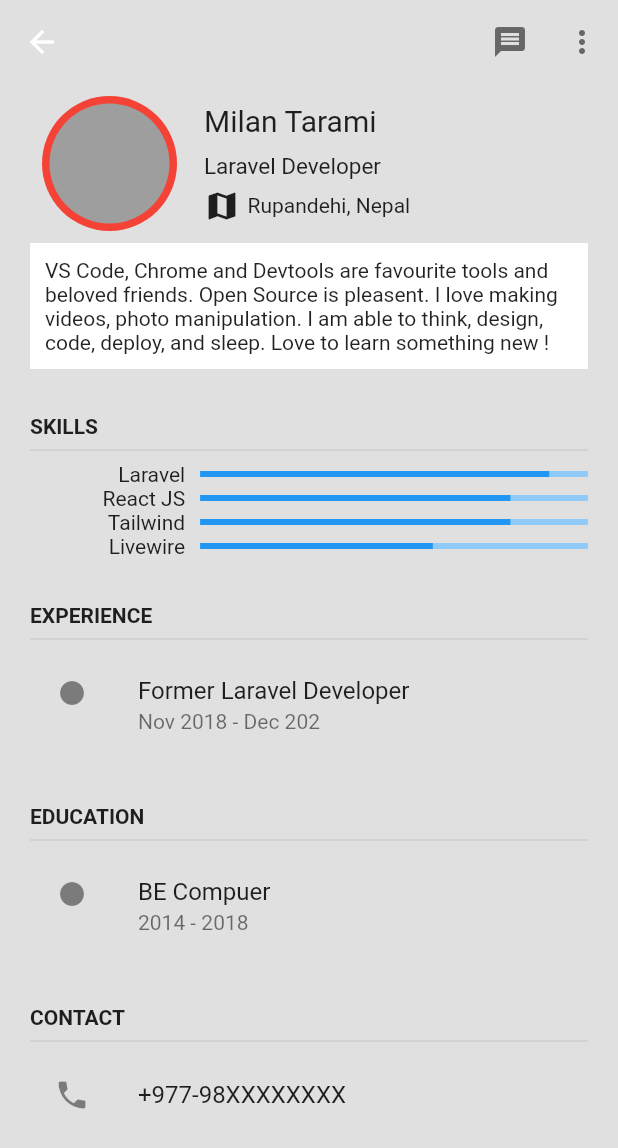
After one commit to milantarami/flutter-ui-challanges-accepted, a Flutter app: the Profile4 screen opened by its route, on a phone screen of 412 x 824 dp. The commit adds this screen. Shown: the top 1148 px of the screen. Run offline on Flutter 3.47's test engine with Material 2 defaults, Android fonts, the phone set to English and light mode, and no system bars.

Commit message:
✨ profile 4 UI

```diff
--- a/lib/main.dart
+++ b/lib/main.dart
@@ -6,6 +6,7 @@ import './home.dart';
 import './src/profile/profile_1.dart';
 import './src/profile/profile_2.dart';
 import './src/profile/profile_3.dart';
+import './src/profile/profile_4.dart';
 
 void main() {
   runApp(const MyApp());
@@ -36,6 +37,7 @@ class MyApp extends StatelessWidget {
         Profile1.routeName: (context) => const Profile1(),
         Profile2.routeName: (context) => Profile2(),
         Profile3.routeName: (context) => const Profile3(),
+        Profile4.routeName: (context) => const Profile4(),
       },
       debugShowCheckedModeBanner: false,
     );
--- a/lib/src/navigation.dart
+++ b/lib/src/navigation.dart
@@ -3,6 +3,7 @@ import 'package:flutter/material.dart';
 import '../src/profile/profile_1.dart';
 import '../src/profile/profile_2.dart';
 import '../src/profile/profile_3.dart';
+import '../src/profile/profile_4.dart';
 
 class Navigation extends StatelessWidget {
   const Navigation({Key? key}) : super(key: key);
@@ -37,6 +38,12 @@ class Navigation extends StatelessWidget {
                   onTap: () {
                     Navigator.pushNamed(context, Profile3.routeName);
                   },
+                ),
+                ListTile(
+                  title: const Text('Profile 4'),
+                  onTap: () {
+                    Navigator.pushNamed(context, Profile4.routeName);
+                  },
                 )
               ],
             )
--- /dev/null
+++ b/lib/src/profile/profile_4.dart
@@ -0,0 +1,162 @@
+import 'package:flutter/material.dart';
+
+class Profile4 extends StatelessWidget {
+  static const String routeName = 'profiles/profile4';
+
+  const Profile4({Key? key}) : super(key: key);
+
+  @override
+  Widget build(BuildContext context) {
+    return Scaffold(
+      backgroundColor: const Color(0xFFE0E0E0),
+      appBar: AppBar(
+        actions: [
+          IconButton(
+            onPressed: () {},
+            icon: const Icon(
+              Icons.message,
+              color: Color(0xFF676767),
+            ),
+          ),
+          IconButton(
+            onPressed: () {},
+            icon: const Icon(
+              Icons.more_vert,
+              color: Color(0xFF676767),
+            ),
+          ),
+        ],
+        backgroundColor: Colors.transparent,
+        elevation: 0,
+      ),
+      body: SingleChildScrollView(
+        padding: const EdgeInsets.symmetric(horizontal: 20),
+        child: Column(
+          crossAxisAlignment: CrossAxisAlignment.start,
+          children: <Widget>[
+            _buildProfile(context),
+            _buildProfileDescription(context),
+            const SizedBox(height: 30.0),
+            _buildSectionTitle(context, 'Skills'),
+            _buildSkillRow('Laravel', 0.9),
+            _buildSkillRow('React JS', 0.8),
+            _buildSkillRow('Tailwind', 0.8),
+            _buildSkillRow('Livewire', 0.6),
+            const SizedBox(height: 30.0),
+            _buildSectionTitle(context, 'Experience'),
+            _buildExperienceRow(
+                'Former Laravel Developer', 'Nov 2018 - Dec 202'),
+            const SizedBox(height: 30.0),
+            _buildSectionTitle(context, 'Education'),
+            _buildEducationRow('BE Compuer', '2014 - 2018'),
+            const SizedBox(height: 30.0),
+            _buildSectionTitle(context, 'Contact'),
+            const ListTile(
+              leading: Icon(Icons.phone),
+              title: Text('+977-98XXXXXXXX'),
+            )
+          ],
+        ),
+      ),
+    );
+  }
+
+  Row _buildProfile(BuildContext context) {
+    return Row(
+      children: <Widget>[
+        const Padding(
+          padding: EdgeInsets.all(8.0),
+          child: CircleAvatar(
+            backgroundColor: Colors.red,
+            radius: 45,
+            child: CircleAvatar(
+              backgroundColor: Colors.grey,
+              radius: 40,
+            ),
+          ),
+        ),
+        const SizedBox(width: 10),
+        Column(
+          crossAxisAlignment: CrossAxisAlignment.start,
+          children: <Widget>[
+            const Text(
+              'Milan Tarami',
+              style: TextStyle(fontSize: 20),
+            ),
+            const SizedBox(height: 10),
+            const Text(
+              'Laravel Developer',
+              style: TextStyle(fontSize: 15),
+            ),
+            const SizedBox(height: 5),
+            Row(
+              children: const <Widget>[
+                Icon(Icons.map),
+                SizedBox(width: 5),
+                Text('Rupandehi, Nepal')
+              ],
+            )
+          ],
+        )
+      ],
+    );
+  }
+
+  Container _buildProfileDescription(context) {
+    return Container(
+      padding: const EdgeInsets.all(10),
+      decoration: const BoxDecoration(
+        color: Colors.white,
+      ),
+      child: const Text(
+          'VS Code, Chrome and Devtools are favourite tools and beloved friends. Open Source is pleasent. I love making videos, photo manipulation. I am able to think, design, code, deploy, and sleep. Love to learn something new !'),
+    );
+  }
+
+  Column _buildSectionTitle(BuildContext context, String title) {
+    return Column(
+      crossAxisAlignment: CrossAxisAlignment.start,
+      children: [
+        Text(
+          title.toUpperCase(),
+          style: const TextStyle(fontWeight: FontWeight.bold),
+        ),
+        const Divider(),
+      ],
+    );
+  }
+
+  Row _buildSkillRow(String title, double percent) {
+    return Row(
+      children: <Widget>[
+        Expanded(
+          flex: 2,
+          child: Text(title, textAlign: TextAlign.right),
+        ),
+        const SizedBox(width: 10),
+        Expanded(
+          flex: 5,
+          child: LinearProgressIndicator(
+            value: percent,
+          ),
+        )
+      ],
+    );
+  }
+
+  ListTile _buildExperienceRow(String title, String desc) {
+    return ListTile(
+      leading: Icon(Icons.fiber_manual_record),
+      title: Text(title),
+      subtitle: Text(desc),
+    );
+  }
+
+  ListTile _buildEducationRow(String title, String desc) {
+    return ListTile(
+      leading: Icon(Icons.fiber_manual_record),
+      title: Text(title),
+      subtitle: Text(desc),
+    );
+  }
+}
```
